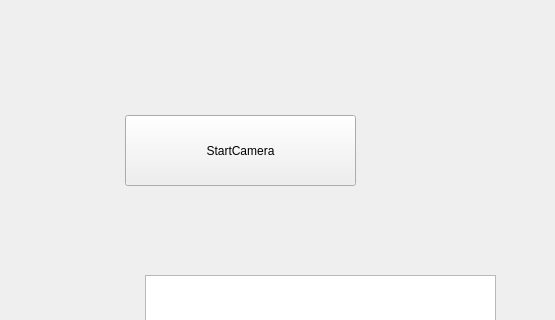
Old version of the form mainwindow.ui in the repository EugChesn/GuiClient; both pictures show x 725 to 1280 and y 412 to 732 of the 1280 by 836 pixel window.
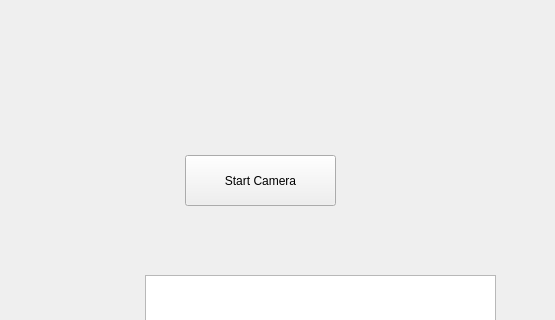
New version of the form. Icons and pictures are not drawn.

```diff
--- a/mainwindow.ui
+++ b/mainwindow.ui
@@ -192,14 +192,14 @@
    <widget class="QPushButton" name="btnCamera">
     <property name="geometry">
      <rect>
-      <x>850</x>
-      <y>510</y>
-      <width>231</width>
-      <height>71</height>
+      <x>910</x>
+      <y>550</y>
+      <width>151</width>
+      <height>51</height>
      </rect>
     </property>
     <property name="text">
-     <string>StartCamera</string>
+     <string>Start Camera</string>
     </property>
    </widget>
   </widget>
```
Left out of the diff: 2 changed lines with no effect on the pictures.
